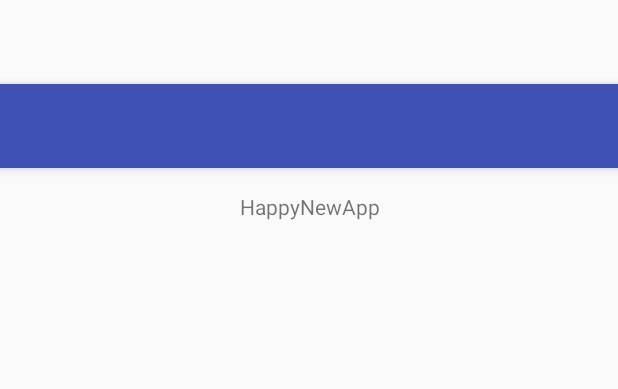
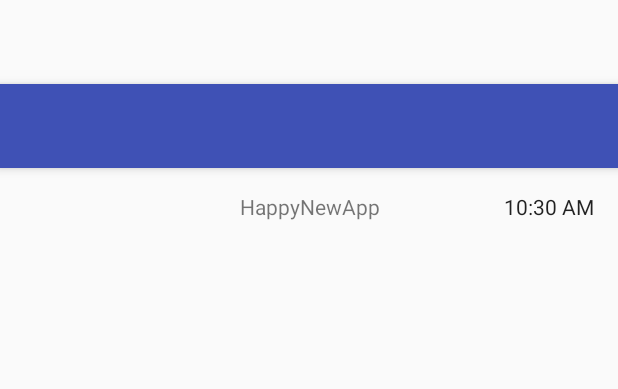
Before and after one commit to strabaud/dev_mobile, an Android app: the layout activity_main.xml on its own in the app's theme, with its tools: preview values and no code run, on a phone screen of 412 x 824 dp. Shown: the top 389 px of the screen. Run offline under Robolectric (Android 15) with nearby library versions, the phone set to English and light mode, and no system bars.

Commit message:
noob_add

```diff
--- a/HappyNewApp/app/src/main/res/layout/content_main.xml
+++ b/HappyNewApp/app/src/main/res/layout/content_main.xml
@@ -29,4 +29,13 @@
         android:layout_alignParentLeft="true"
         android:layout_alignParentStart="true"
         android:layout_marginBottom="47dp" />
+
+    <TextClock
+        android:layout_width="wrap_content"
+        android:layout_height="wrap_content"
+        android:id="@+id/textClock"
+        android:layout_alignParentTop="true"
+        android:layout_alignParentRight="true"
+        android:layout_alignParentEnd="true" />
+
 </RelativeLayout>
```
